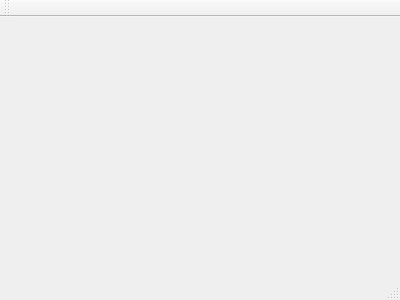
Before: the Qt Designer form parkmanagement.ui in sunxiaohang/ParkManageSystem, drawn with Qt 5.
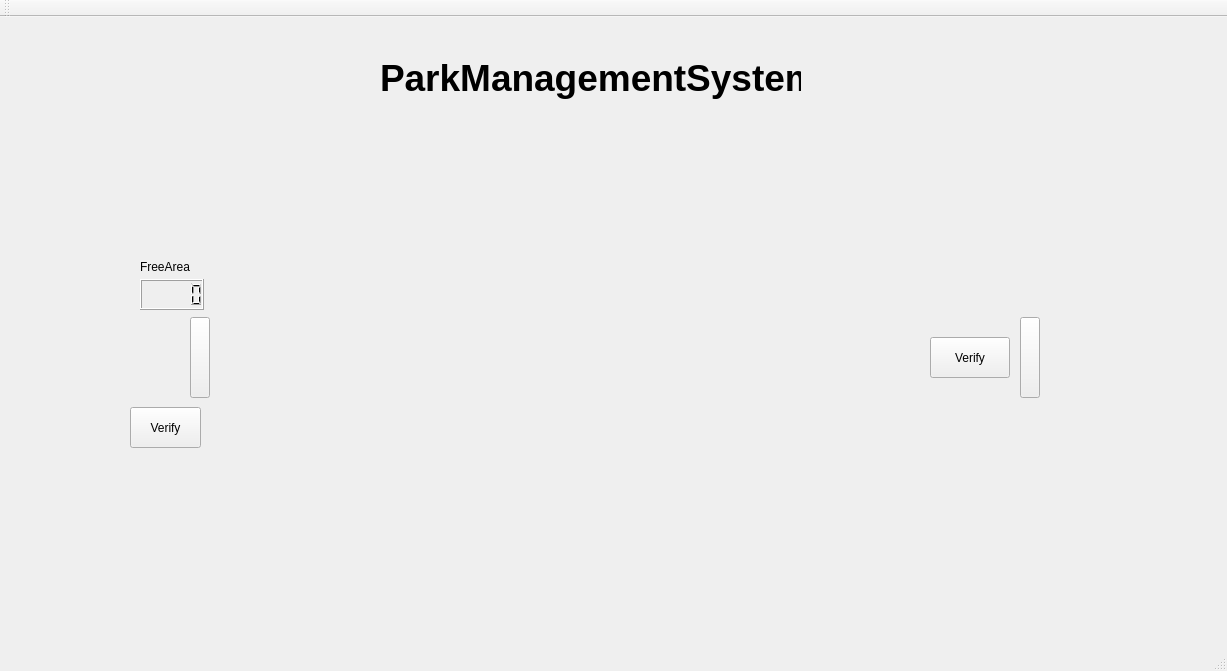
After: the same form once the commit is applied.

Diff of the .ui file:
```diff
--- a/parkmanagement.ui
+++ b/parkmanagement.ui
@@ -1,24 +1,160 @@
 <ui version="4.0">
  <class>ParkManagement</class>
- <widget class="QMainWindow" name="ParkManagement" >
-  <property name="geometry" >
+ <widget class="QMainWindow" name="ParkManagement">
+  <property name="geometry">
    <rect>
     <x>0</x>
     <y>0</y>
-    <width>400</width>
-    <height>300</height>
+    <width>1227</width>
+    <height>671</height>
    </rect>
   </property>
   <property name="windowTitle" >
    <string>ParkManagement</string>
   </property>
-  <widget class="QMenuBar" name="menuBar" />
-  <widget class="QToolBar" name="mainToolBar" />
-  <widget class="QWidget" name="centralWidget" />
-  <widget class="QStatusBar" name="statusBar" />
+  <widget class="QWidget" name="centralWidget">
+   <widget class="QLabel" name="label">
+    <property name="geometry">
+     <rect>
+      <x>380</x>
+      <y>30</y>
+      <width>421</width>
+      <height>61</height>
+     </rect>
+    </property>
+    <property name="font">
+     <font>
+      <pointsize>28</pointsize>
+      <weight>75</weight>
+      <bold>true</bold>
+     </font>
+    </property>
+    <property name="text">
+     <string>ParkManagementSystem</string>
+    </property>
+   </widget>
+   <widget class="QPushButton" name="Entence">
+    <property name="geometry">
+     <rect>
+      <x>190</x>
+      <y>300</y>
+      <width>20</width>
+      <height>81</height>
+     </rect>
+    </property>
+    <property name="autoFillBackground">
+     <bool>false</bool>
+    </property>
+    <property name="text">
+     <string/>
+    </property>
+   </widget>
+   <widget class="QPushButton" name="Exit">
+    <property name="geometry">
+     <rect>
+      <x>1020</x>
+      <y>300</y>
+      <width>20</width>
+      <height>81</height>
+     </rect>
+    </property>
+    <property name="text">
+     <string/>
+    </property>
+   </widget>
+   <widget class="QWidget" name="horizontalLayoutWidget_2">
+    <property name="geometry">
+     <rect>
+      <x>210</x>
+      <y>380</y>
+      <width>811</width>
+      <height>131</height>
+     </rect>
+    </property>
+    <layout class="QHBoxLayout" name="ParkAreaDown"/>
+   </widget>
+   <widget class="QWidget" name="horizontalLayoutWidget">
+    <property name="geometry">
+     <rect>
+      <x>210</x>
+      <y>170</y>
+      <width>811</width>
+      <height>131</height>
+     </rect>
+    </property>
+    <layout class="QHBoxLayout" name="ParkAreaUp"/>
+   </widget>
+   <widget class="QLCDNumber" name="freeArea">
+    <property name="geometry">
+     <rect>
+      <x>140</x>
+      <y>262</y>
+      <width>64</width>
+      <height>31</height>
+     </rect>
+    </property>
+   </widget>
+   <widget class="QLabel" name="label_2">
+    <property name="geometry">
+     <rect>
+      <x>140</x>
+      <y>240</y>
+      <width>61</width>
+      <height>20</height>
+     </rect>
+    </property>
+    <property name="text">
+     <string>FreeArea</string>
+    </property>
+   </widget>
+   <widget class="QPushButton" name="entenceVerify">
+    <property name="geometry">
+     <rect>
+      <x>130</x>
+      <y>390</y>
+      <width>71</width>
+      <height>41</height>
+     </rect>
+    </property>
+    <property name="text">
+     <string>Verify</string>
+    </property>
+   </widget>
+   <widget class="QPushButton" name="exitVerify">
+    <property name="geometry">
+     <rect>
+      <x>930</x>
+      <y>320</y>
+      <width>80</width>
+      <height>41</height>
+     </rect>
+    </property>
+    <property name="text">
+     <string>Verify</string>
+    </property>
+   </widget>
+  </widget>
+  <widget class="QMenuBar" name="menuBar">
+   <property name="geometry">
+    <rect>
+     <x>0</x>
+     <y>0</y>
+     <width>1227</width>
+     <height>21</height>
+    </rect>
+   </property>
+  </widget>
+  <widget class="QToolBar" name="mainToolBar">
+   <attribute name="toolBarArea">
+    <enum>TopToolBarArea</enum>
+   </attribute>
+   <attribute name="toolBarBreak">
+    <bool>false</bool>
+   </attribute>
+  </widget>
+  <widget class="QStatusBar" name="statusBar"/>
  </widget>
- <layoutDefault spacing="6" margin="11" />
- <pixmapfunction></pixmapfunction>
+ <layoutdefault spacing="6" margin="11"/>
  <resources/>
  <connections/>
 </ui>
```
Left out of the diff: 3 changed lines with no effect on the pictures.
